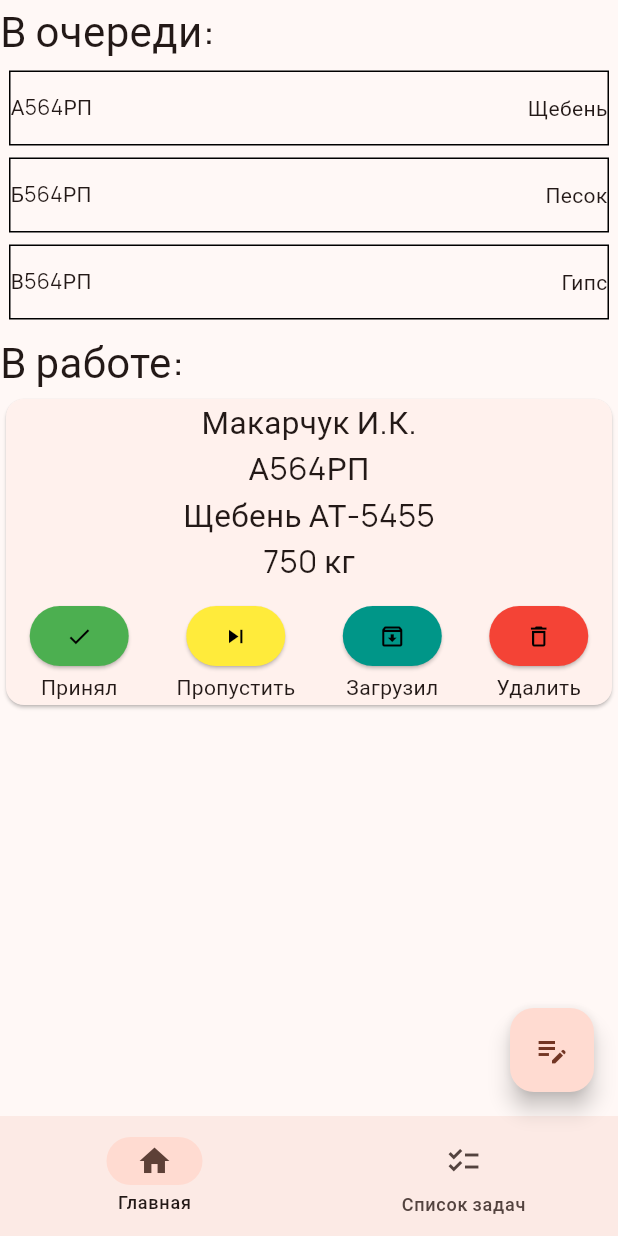
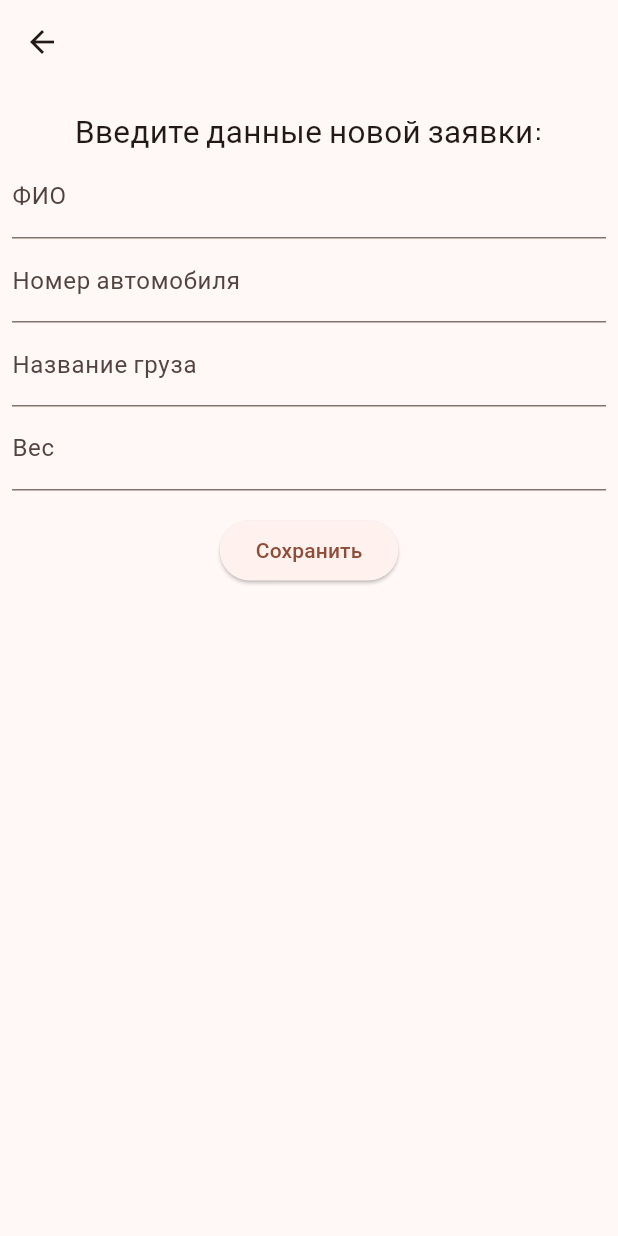
Before and after one commit to mrpavelius/order-processing-module, a Flutter app: the screen it shows after launch, after a tap on the "edit note" icon, on a phone screen of 412 x 824 dp. Run offline on Flutter 3.47's test engine with Material 3 defaults, Android fonts, the phone set to English and light mode, and no system bars.

Commit message:
Add viewing of processed requests, creation of a new request

```diff
--- a/lib/main.dart
+++ b/lib/main.dart
@@ -1,6 +1,4 @@
-import 'package:english_words/english_words.dart';
 import 'package:flutter/material.dart';
-import 'package:provider/provider.dart';
 
 void main() {
   runApp(MyApp());
@@ -11,26 +9,80 @@ class MyApp extends StatelessWidget {
 
   @override
   Widget build(BuildContext context) {
-    return ChangeNotifierProvider(
-      create: (context) => MyAppState(),
-      child: MaterialApp(
-        title: 'Namer App',
+    return MaterialApp(
+      title: 'Модуль обработки заказов',
       theme: ThemeData(
         fontFamily: 'Manrope',
         useMaterial3: true,
         colorScheme: ColorScheme.fromSeed(seedColor: Colors.deepOrange),
       ),
       home: MyHomePage(),
-      ),
     );
   }
 }
 
-class MyAppState extends ChangeNotifier {
-  var current = WordPair.random();
+class MyHomePage extends StatefulWidget {
+  @override
+  State<MyHomePage> createState() => _MyHomePageState();
 }
 
-class MyHomePage extends StatelessWidget {
+class _MyHomePageState extends State<MyHomePage> {
+  var selectedIndex = 0;
+
+  @override
+  Widget build(BuildContext context) {
+    Widget page;
+    switch (selectedIndex) {
+      case 0:
+        page = HomePage();
+      case 1:
+        page = OrdersPage();
+      default:
+        throw UnimplementedError('no widget for $selectedIndex');
+    }
+
+    return Scaffold(
+        body: Container(
+          color: Theme.of(context).colorScheme.primaryContainer,
+          child: page,
+        ),
+        floatingActionButton: FloatingActionButton(
+          onPressed: () {
+            _createNewOrder();
+          },
+          child: Icon(Icons.edit_note),
+        ),
+        bottomNavigationBar: NavigationBar(
+          destinations: const <Widget>[
+            NavigationDestination(
+              selectedIcon: Icon(Icons.home),
+              icon: Icon(Icons.home_outlined),
+              label: 'Главная',
+            ),
+            NavigationDestination(
+              icon: Icon(Icons.checklist),
+              label: 'Список задач',
+            ),
+          ],
+          selectedIndex: selectedIndex,
+          onDestinationSelected: (value) {
+            setState(() {
+              selectedIndex = value;
+            });
+          },
+        ));
+  }
+
+  void _createNewOrder() {
+    Navigator.push(
+        context,
+        MaterialPageRoute(
+          builder: (context) => NewOrderPage(),
+        ));
+  }
+}
+
+class HomePage extends StatelessWidget {
   final List<String> entries = <String>[
     'А564РП Щебень',
     'Б564РП Песок',
@@ -42,13 +94,14 @@ class MyHomePage extends StatelessWidget {
 
   @override
   Widget build(BuildContext context) {
-    return Scaffold(
-        body: Column(
+    return Column(
       crossAxisAlignment: CrossAxisAlignment.start,
       children: [
-            Text(
-              'В очереди:',
+        SafeArea(
+          child: Text(
+            'В очереди: ${entries.length}',
             textScaler: TextScaler.linear(2),
+          ),
         ),
         SizedBox(
             height: 180,
@@ -59,8 +112,8 @@ class MyHomePage extends StatelessWidget {
                 itemBuilder: (BuildContext context, int index) {
                   return Container(
                     height: 50,
-                        decoration: BoxDecoration(
-                            border: Border.all(color: Colors.black)),
+                    decoration:
+                        BoxDecoration(border: Border.all(color: Colors.black)),
                     margin: const EdgeInsets.all(4),
                     child: Stack(
                       children: [
@@ -147,24 +200,89 @@ class MyHomePage extends StatelessWidget {
               ),
             ),
           ],
-              ),
-            ))
+        )))
+      ],
+    );
+  }
+}
+
+class OrdersPage extends StatelessWidget {
+  final List<String> entries = <String>[
+    'А564РП Щебень',
+    'Б564РП Песок',
+    'В564РП Гипс',
+    'Г564РП Камень',
+    'Д564РП Глина',
+    'Е564РП Щебень',
+  ];
+
+  @override
+  Widget build(BuildContext context) {
+    return SafeArea(
+        child: ListView.builder(
+            padding: const EdgeInsets.all(2),
+            itemCount: entries.length,
+            itemBuilder: (BuildContext context, int index) {
+              return Container(
+                height: 50,
+                decoration:
+                    BoxDecoration(border: Border.all(color: Colors.black)),
+                margin: const EdgeInsets.all(4),
+                child: Stack(
+                  children: [
+                    Align(
+                        alignment: Alignment.centerLeft,
+                        child: Text(entries[index].split(' ')[0])),
+                    Align(
+                        alignment: Alignment.centerRight,
+                        child: Text(entries[index].split(' ')[1]))
                   ],
                 ),
-        floatingActionButton: FloatingActionButton(
-          onPressed: () {},
-          child: Icon(Icons.edit_note),
-        ),
-        bottomNavigationBar: NavigationBar(destinations: const <Widget>[
-          NavigationDestination(
-            selectedIcon: Icon(Icons.home),
-            icon: Icon(Icons.home_outlined),
-            label: 'Главная',
-          ),
-          NavigationDestination(
-            icon: Icon(Icons.checklist),
-            label: 'Список задач',
-          ),
-        ]));
+              );
+            }));
   }
 }
+
+class NewOrderPage extends StatelessWidget {
+  const NewOrderPage({Key? key}) : super(key: key);
+
+  @override
+  Widget build(BuildContext context) {
+    return Scaffold(
+      appBar: AppBar(),
+      body: Padding(
+          padding: const EdgeInsets.symmetric(horizontal: 8, vertical: 16),
+          child: Column(
+            children: [
+              Text('Введите данные новой заявки:',
+                  textScaler: TextScaler.linear(1.5)),
+              TextFormField(
+                  decoration: InputDecoration(
+                border: UnderlineInputBorder(),
+                labelText: 'ФИО',
+              )),
+              TextFormField(
+                  decoration: InputDecoration(
+                border: UnderlineInputBorder(),
+                labelText: 'Номер автомобиля',
+              )),
+              TextFormField(
+                  decoration: InputDecoration(
+                border: UnderlineInputBorder(),
+                labelText: 'Название груза',
+              )),
+              TextFormField(
+                  decoration: InputDecoration(
+                border: UnderlineInputBorder(),
+                labelText: 'Вес',
+              )),
+              Padding(
+                  padding:
+                      const EdgeInsets.symmetric(horizontal: 8, vertical: 16),
+                  child: ElevatedButton(
+                      onPressed: () {}, child: Text('Сохранить')))
+            ],
+          )),
+    );
+  }
+}
```
Also changed, not shown: 1 other file. Lines whose indentation alone changed are shown as unchanged.
